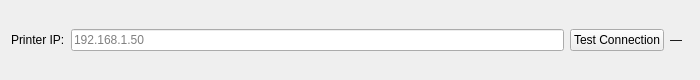
Qt form flashtool/ui/discovery_widget.ui (ozgunawesome/OpenCubic) before a commit.
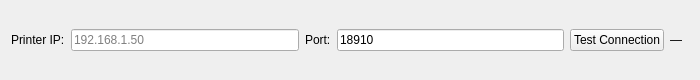
The same form after that commit.

Patch:
```diff
--- a/flashtool/ui/discovery_widget.ui
+++ b/flashtool/ui/discovery_widget.ui
@@ -28,6 +28,26 @@
      </property>
     </widget>
    </item>
+   <item>
+    <widget class="QLabel" name="labelPort">
+     <property name="text">
+      <string>Port:</string>
+     </property>
+    </widget>
+   </item>
+   <item>
+    <widget class="QLineEdit" name="linePort">
+     <property name="text">
+      <string>18910</string>
+     </property>
+     <property name="placeholderText">
+      <string>18910</string>
+     </property>
+     <property name="minimumWidth">
+      <number>30</number>
+     </property>
+    </widget>
+   </item>  
    <item>
     <widget class="QPushButton" name="btnDiscover">
      <property name="text">
```
Left out of the diff: 4 changed lines with no effect on the pictures.
